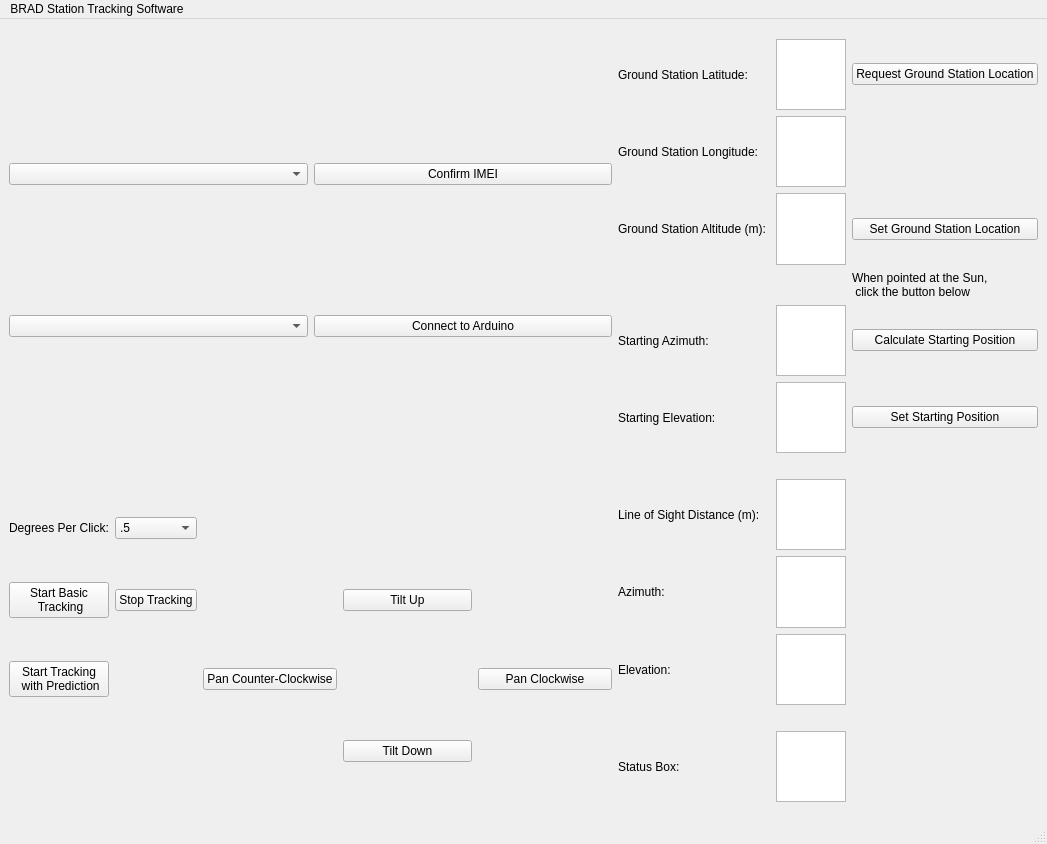
Above: quickPatch.ui from mathias314/Ground-Station-Tracker before the change. Below: the same form after it.
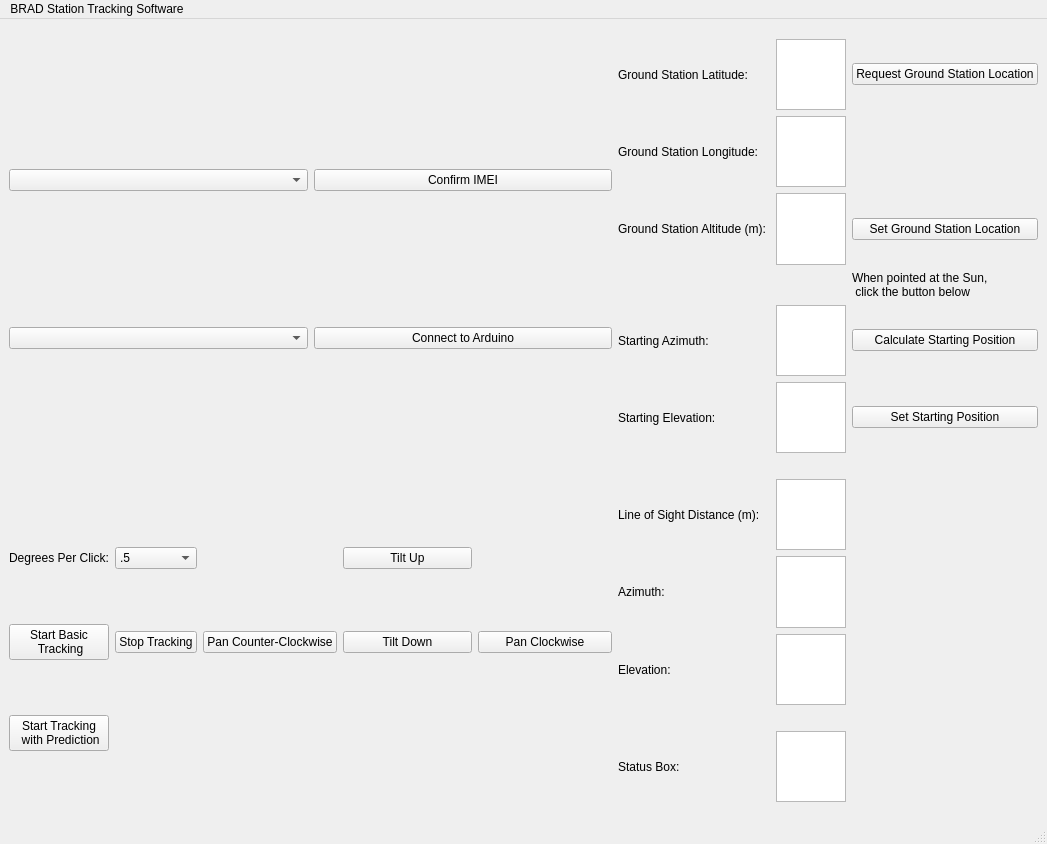
That is the form after the change.

Commit message: one more really ugly ui patch

Patch:
```diff
--- a/quickPatch.ui
+++ b/quickPatch.ui
@@ -18,13 +18,6 @@
    <layout class="QGridLayout" name="gridLayout_5">
     <item row="1" column="0">
      <layout class="QGridLayout" name="gridLayout_3">
-      <item row="2" column="2">
-       <widget class="QPushButton" name="panCounterClockwiseButton">
-        <property name="text">
-         <string>Pan Counter-Clockwise</string>
-        </property>
-       </widget>
-      </item>
       <item row="0" column="0">
        <widget class="QLabel" name="label_13">
         <property name="text">
@@ -32,27 +25,6 @@
         </property>
        </widget>
       </item>
-      <item row="1" column="3">
-       <widget class="QPushButton" name="tiltUpButton">
-        <property name="text">
-         <string>             Tilt Up             </string>
-        </property>
-       </widget>
-      </item>
-      <item row="3" column="3">
-       <widget class="QPushButton" name="tiltDownButton">
-        <property name="text">
-         <string>Tilt Down</string>
-        </property>
-       </widget>
-      </item>
-      <item row="2" column="4">
-       <widget class="QPushButton" name="panClockwiseButton">
-        <property name="text">
-         <string>       Pan Clockwise       </string>
-        </property>
-       </widget>
-      </item>
       <item row="0" column="1">
        <widget class="QComboBox" name="degreesPerClickBox">
         <property name="sizeAdjustPolicy">
@@ -103,6 +75,34 @@
         </property>
        </widget>
       </item>
+      <item row="0" column="3">
+       <widget class="QPushButton" name="tiltUpButton">
+        <property name="text">
+         <string>             Tilt Up             </string>
+        </property>
+       </widget>
+      </item>
+      <item row="1" column="3">
+       <widget class="QPushButton" name="tiltDownButton">
+        <property name="text">
+         <string>Tilt Down</string>
+        </property>
+       </widget>
+      </item>
+      <item row="1" column="2">
+       <widget class="QPushButton" name="panCounterClockwiseButton">
+        <property name="text">
+         <string>Pan Counter-Clockwise</string>
+        </property>
+       </widget>
+      </item>
+      <item row="1" column="4">
+       <widget class="QPushButton" name="panClockwiseButton">
+        <property name="text">
+         <string>       Pan Clockwise       </string>
+        </property>
+       </widget>
+      </item>
      </layout>
     </item>
     <item row="1" column="1">
```
Left out of the diff: 68 changed lines with no effect on the pictures. The commit also changes 1 other file.
